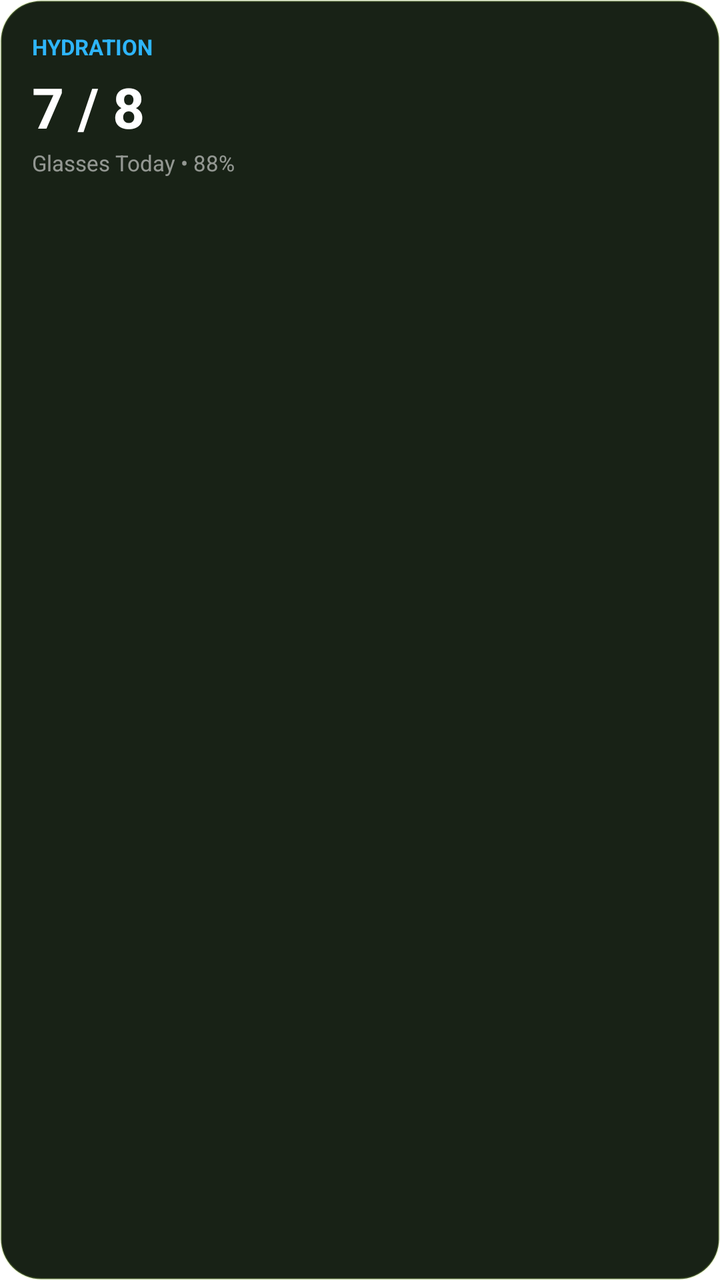
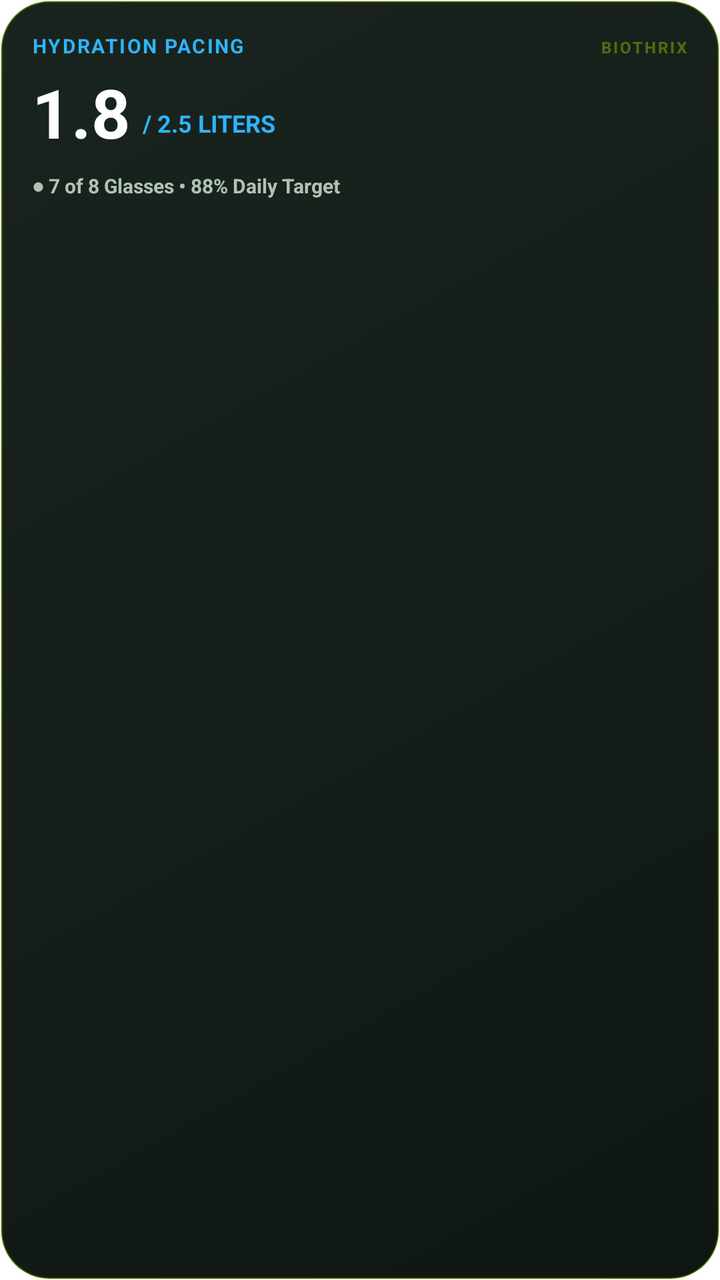

Screens rendered from an Android XML layout before and after an edit, with the pre-edit source and the edit as a unified diff.
<!-- AndroidManifest.xml: fallback theme Theme.MaterialComponents.DayNight.NoActionBar -->
<!-- res/layout/widget_hydration.xml -->
<?xml version="1.0" encoding="utf-8"?>
<LinearLayout xmlns:android="http://schemas.android.com/apk/res/android"
    android:id="@+id/widget_hydration_root"
    android:layout_width="match_parent"
    android:layout_height="match_parent"
    android:background="@drawable/widget_background"
    android:orientation="vertical"
    android:padding="16dp">

    <TextView
        android:id="@+id/widget_hydration_title"
        android:layout_width="wrap_content"
        android:layout_height="wrap_content"
        android:text="HYDRATION"
        android:textColor="#2EB5FA"
        android:textSize="11sp"
        android:textStyle="bold" />

    <TextView
        android:id="@+id/widget_hydration_value"
        android:layout_width="wrap_content"
        android:layout_height="wrap_content"
        android:layout_marginTop="4dp"
        android:text="7 / 8"
        android:textColor="#FFFFFF"
        android:textSize="28sp"
        android:textStyle="bold" />

    <TextView
        android:id="@+id/widget_hydration_subtitle"
        android:layout_width="wrap_content"
        android:layout_height="wrap_content"
        android:layout_marginTop="2dp"
        android:text="Glasses Today • 88%"
        android:textColor="#88FFFFFF"
        android:textSize="11sp" />
</LinearLayout>
<!-- resources referenced by this layout -->
<resources>
  <!-- drawable widget_background (drawable) -->
  <?xml version="1.0" encoding="utf-8"?>
  <shape xmlns:android="http://schemas.android.com/apk/res/android"
      android:shape="rectangle">
      <corners android:radius="20dp" />
      <solid android:color="#182216" />
      <stroke android:width="1dp" android:color="#33B5E655" />
  </shape>
</resources>

<!-- the commit's change to res/layout/widget_hydration.xml (unified diff, before → after) -->
@@ -7,31 +7,66 @@
     android:orientation="vertical"
     android:padding="16dp">
 
-    <TextView
-        android:id="@+id/widget_hydration_title"
+    
+    <LinearLayout
+        android:layout_width="match_parent"
+        android:layout_height="wrap_content"
+        android:orientation="horizontal">
+        <TextView
+            android:id="@+id/widget_hydration_title"
+            android:layout_width="0dp"
+            android:layout_height="wrap_content"
+            android:layout_weight="1"
+            android:text="HYDRATION PACING"
+            android:textColor="#2EB5FA"
+            android:textSize="10sp"
+            android:textStyle="bold"
+            android:letterSpacing="0.08" />
+        <TextView
+            android:layout_width="wrap_content"
+            android:layout_height="wrap_content"
+            android:text="BIOTHRIX"
+            android:textColor="#55CCFF00"
+            android:textSize="8sp"
+            android:textStyle="bold"
+            android:letterSpacing="0.12" />
+    </LinearLayout>
+
+    
+    <LinearLayout
         android:layout_width="wrap_content"
         android:layout_height="wrap_content"
-        android:text="HYDRATION"
-        android:textColor="#2EB5FA"
-        android:textSize="11sp"
-        android:textStyle="bold" />
+        android:layout_marginTop="8dp"
+        android:orientation="horizontal">
+        <TextView
+            android:id="@+id/widget_hydration_value"
+            android:layout_width="wrap_content"
+            android:layout_height="wrap_content"
+            android:text="1.8"
+            android:textColor="#FFFFFF"
+            android:textSize="34sp"
+            android:textStyle="bold"
+            android:includeFontPadding="false" />
+        <TextView
+            android:layout_width="wrap_content"
+            android:layout_height="wrap_content"
+            android:layout_gravity="bottom"
+            android:layout_marginStart="6dp"
+            android:layout_marginBottom="4dp"
+            android:text="/ 2.5 LITERS"
+            android:textColor="#2EB5FA"
+            android:textSize="12sp"
+            android:textStyle="bold" />
+    </LinearLayout>
 
-    <TextView
-        android:id="@+id/widget_hydration_value"
-        android:layout_width="wrap_content"
-        android:layout_height="wrap_content"
-        android:layout_marginTop="4dp"
-        android:text="7 / 8"
-        android:textColor="#FFFFFF"
-        android:textSize="28sp"
-        android:textStyle="bold" />
-
+    
     <TextView
         android:id="@+id/widget_hydration_subtitle"
         android:layout_width="wrap_content"
         android:layout_height="wrap_content"
-        android:layout_marginTop="2dp"
-        android:text="Glasses Today • 88%"
-        android:textColor="#88FFFFFF"
-        android:textSize="11sp" />
+        android:layout_marginTop="8dp"
+        android:text="● 7 of 8 Glasses • 88% Daily Target"
+        android:textColor="#B0C2B6"
+        android:textSize="10sp"
+        android:textStyle="bold" />
 </LinearLayout>
<!-- resource entries referenced after the edit -->
@@ -4,9 +4,13 @@
   <?xml version="1.0" encoding="utf-8"?>
   <shape xmlns:android="http://schemas.android.com/apk/res/android"
       android:shape="rectangle">
-      <corners android:radius="20dp" />
-      <solid android:color="#182216" />
-      <stroke android:width="1dp" android:color="#33B5E655" />
+      <corners android:radius="24dp" />
+      <gradient
+          android:angle="315"
+          android:startColor="#1A241E"
+          android:endColor="#0F1712"
+          android:type="linear" />
+      <stroke android:width="1.2dp" android:color="#33CCFF00" />
   </shape>
 </resources>
 
